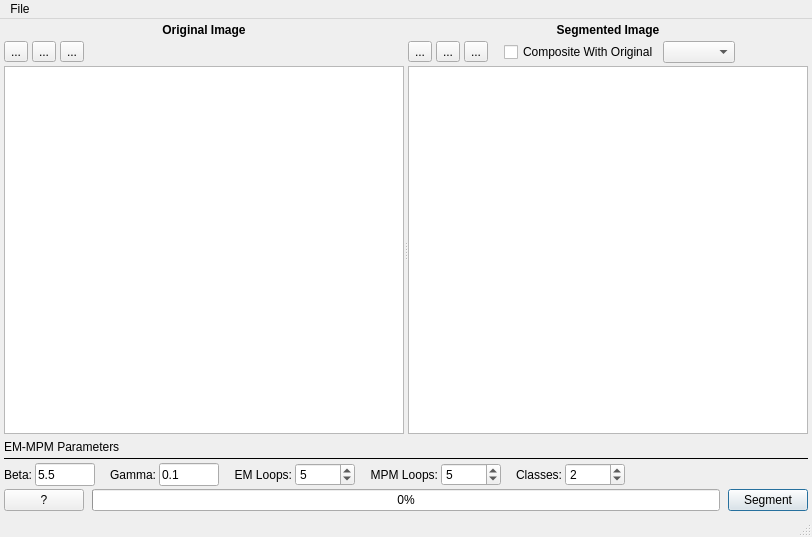
Above: Source/EmMpm/GUI/UI_Files/QEmMpm.ui from vikramswri/DREAM3D before the change. Below: the same form after it.
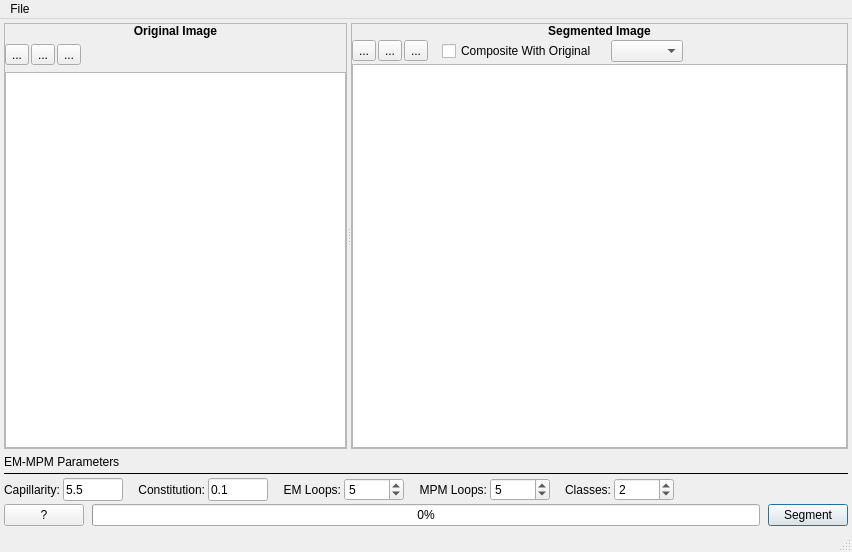
That is the form after the change. Icons and pictures are not drawn.

Commit message: Creating new icon for OS X and Windows. Adjusting layout from feedback

```diff
--- a/Source/EmMpm/GUI/UI_Files/QEmMpm.ui
+++ b/Source/EmMpm/GUI/UI_Files/QEmMpm.ui
@@ -6,8 +6,8 @@
    <rect>
     <x>0</x>
     <y>0</y>
-    <width>812</width>
-    <height>537</height>
+    <width>852</width>
+    <height>552</height>
    </rect>
   </property>
   <property name="windowTitle">
@@ -22,11 +22,31 @@
      <number>4</number>
     </property>
     <item>
-     <layout class="QGridLayout" name="gridLayout_2">
+     <widget class="QSplitter" name="splitter">
+      <property name="sizePolicy">
+       <sizepolicy hsizetype="Expanding" vsizetype="Expanding">
+        <horstretch>0</horstretch>
+        <verstretch>0</verstretch>
+       </sizepolicy>
+      </property>
+      <property name="orientation">
+       <enum>Qt::Horizontal</enum>
+      </property>
+      <widget class="QFrame" name="frame">
+       <property name="frameShape">
+        <enum>QFrame::StyledPanel</enum>
+       </property>
+       <property name="frameShadow">
+        <enum>QFrame::Raised</enum>
+       </property>
+       <layout class="QVBoxLayout" name="verticalLayout">
       <property name="spacing">
-       <number>4</number>
-      </property>
-      <item row="0" column="0">
+         <number>2</number>
+        </property>
+        <property name="margin">
+         <number>0</number>
+        </property>
+        <item>
        <widget class="QLabel" name="originalImageTitle">
         <property name="sizePolicy">
          <sizepolicy hsizetype="Preferred" vsizetype="Fixed">
@@ -43,34 +63,15 @@
         <property name="text">
          <string>Original Image</string>
         </property>
-        <property name="alignment">
-         <set>Qt::AlignCenter</set>
-        </property>
-       </widget>
-      </item>
-      <item row="0" column="1">
-       <widget class="QLabel" name="mountImageTitle">
-        <property name="sizePolicy">
-         <sizepolicy hsizetype="Preferred" vsizetype="Fixed">
-          <horstretch>0</horstretch>
-          <verstretch>0</verstretch>
-         </sizepolicy>
-        </property>
-        <property name="font">
-         <font>
-          <weight>75</weight>
-          <bold>true</bold>
-         </font>
-        </property>
-        <property name="text">
-         <string>Segmented Image</string>
-        </property>
+          <property name="scaledContents">
+           <bool>true</bool>
+          </property>
         <property name="alignment">
          <set>Qt::AlignCenter</set>
         </property>
        </widget>
       </item>
-      <item row="1" column="0">
+        <item>
        <layout class="QHBoxLayout" name="horizontalLayout_2">
         <item>
          <widget class="QToolButton" name="fitToWindow">
@@ -116,15 +117,59 @@
           <property name="sizeHint" stdset="0">
            <size>
             <width>40</width>
-            <height>20</height>
+              <height>30</height>
            </size>
           </property>
          </spacer>
         </item>
        </layout>
       </item>
-      <item row="1" column="1">
+        <item>
+         <widget class="QGraphicsView" name="originalImageGView"/>
+        </item>
+       </layout>
+      </widget>
+      <widget class="QFrame" name="SegmentedImageFrame">
+       <property name="frameShape">
+        <enum>QFrame::StyledPanel</enum>
+       </property>
+       <property name="frameShadow">
+        <enum>QFrame::Raised</enum>
+       </property>
+       <layout class="QVBoxLayout" name="verticalLayout_3">
+        <property name="spacing">
+         <number>2</number>
+        </property>
+        <property name="margin">
+         <number>0</number>
+        </property>
+        <item>
+         <widget class="QLabel" name="mountImageTitle">
+          <property name="sizePolicy">
+           <sizepolicy hsizetype="Preferred" vsizetype="Fixed">
+            <horstretch>0</horstretch>
+            <verstretch>0</verstretch>
+           </sizepolicy>
+          </property>
+          <property name="font">
+           <font>
+            <weight>75</weight>
+            <bold>true</bold>
+           </font>
+          </property>
+          <property name="text">
+           <string>Segmented Image</string>
+          </property>
+          <property name="alignment">
+           <set>Qt::AlignCenter</set>
+          </property>
+         </widget>
+        </item>
+        <item>
        <layout class="QHBoxLayout" name="horizontalLayout_7">
+          <property name="spacing">
+           <number>2</number>
+          </property>
         <item>
          <widget class="QToolButton" name="fitToWindow_mount">
           <property name="text">
@@ -184,6 +229,22 @@
           </property>
          </widget>
         </item>
+          <item>
+           <spacer name="horizontalSpacer_6">
+            <property name="orientation">
+             <enum>Qt::Horizontal</enum>
+            </property>
+            <property name="sizeType">
+             <enum>QSizePolicy::Fixed</enum>
+            </property>
+            <property name="sizeHint" stdset="0">
+             <size>
+              <width>12</width>
+              <height>20</height>
+             </size>
+            </property>
+           </spacer>
+          </item>
         <item>
          <widget class="QComboBox" name="modeComboBox"/>
         </item>
@@ -202,21 +263,11 @@
         </item>
        </layout>
       </item>
-     </layout>
-    </item>
     <item>
-     <widget class="QSplitter" name="splitter">
-      <property name="sizePolicy">
-       <sizepolicy hsizetype="Expanding" vsizetype="Expanding">
-        <horstretch>0</horstretch>
-        <verstretch>0</verstretch>
-       </sizepolicy>
-      </property>
-      <property name="orientation">
-       <enum>Qt::Horizontal</enum>
-      </property>
-      <widget class="QGraphicsView" name="originalImageGView"/>
       <widget class="QGraphicsView" name="mountImageGView"/>
+        </item>
+       </layout>
+      </widget>
      </widget>
     </item>
     <item>
@@ -291,7 +342,7 @@
          </size>
         </property>
         <property name="text">
-         <string>Beta:</string>
+         <string>Capillarity:</string>
         </property>
         <property name="alignment">
          <set>Qt::AlignRight|Qt::AlignTrailing|Qt::AlignVCenter</set>
@@ -354,7 +405,7 @@
          </size>
         </property>
         <property name="text">
-         <string>Gamma:</string>
+         <string>Constitution:</string>
         </property>
         <property name="alignment">
          <set>Qt::AlignRight|Qt::AlignTrailing|Qt::AlignVCenter</set>
@@ -658,8 +709,8 @@
     <rect>
      <x>0</x>
      <y>0</y>
-     <width>812</width>
-     <height>21</height>
+     <width>852</width>
+     <height>22</height>
     </rect>
    </property>
    <widget class="QMenu" name="menuFile">
```
Lines whose indentation alone changed are shown as unchanged. The commit also changes 5 other files.
